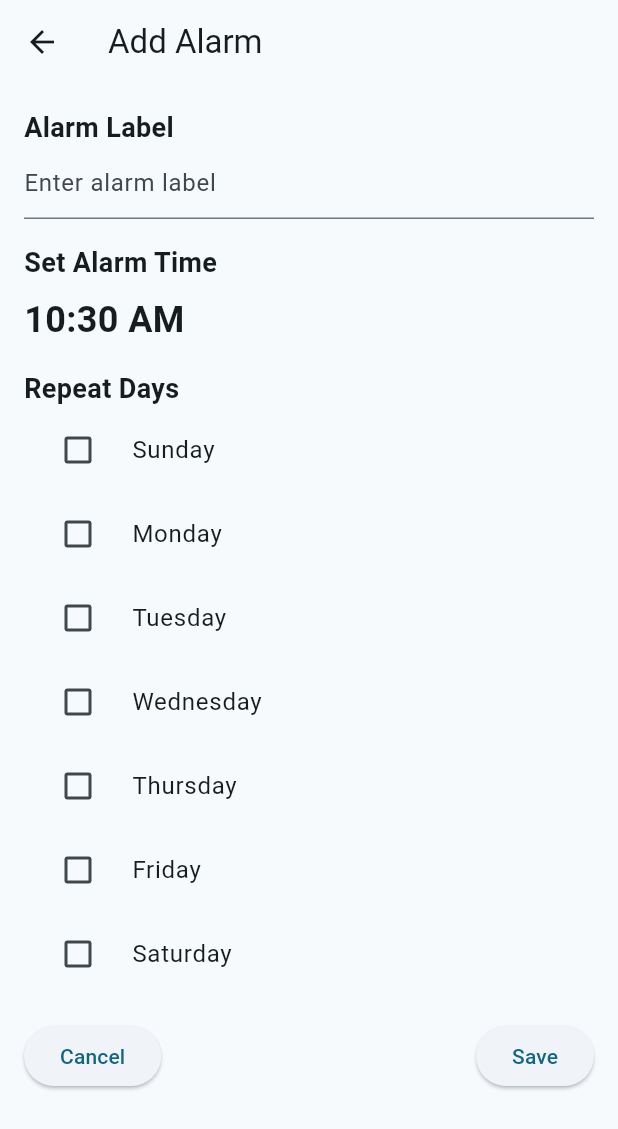
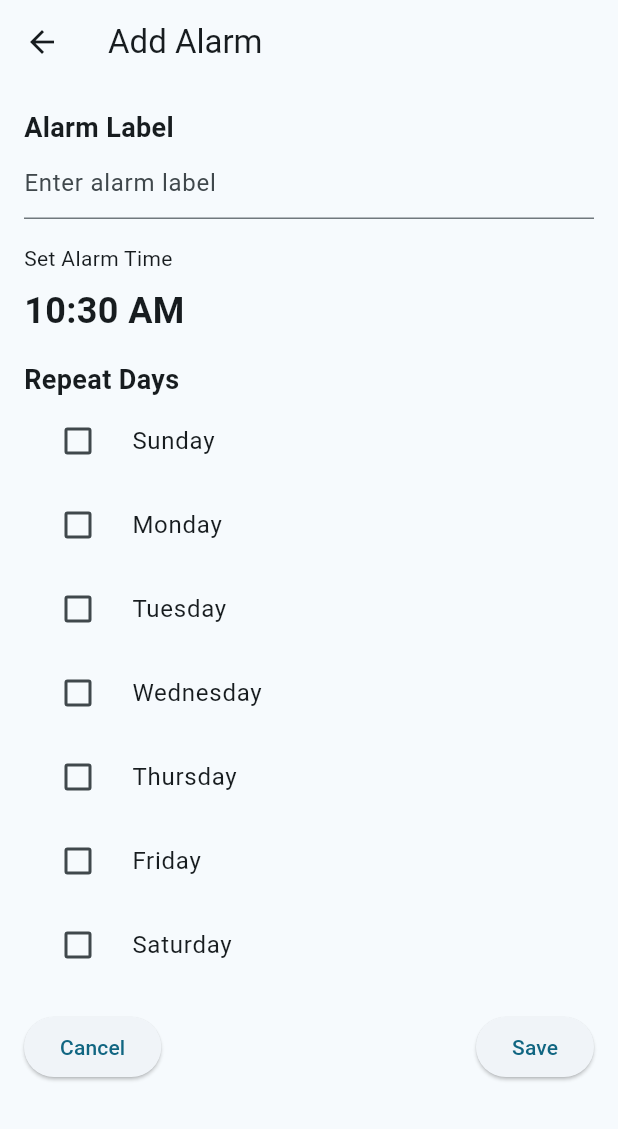
Before and after one commit to GianDMarquez/sleepybuddy, a Flutter app: the AlarmPage screen opened directly, after a tap on the "add" icon, on a phone screen of 412 x 824 dp. Shown: the top 1129 px of the screen. Run offline on Flutter 3.47's test engine with Material 3 defaults, Android fonts, the phone set to English and light mode, and no system bars; our stand-ins replace shared_preferences; missing offline and left inert: android_alarm_manager_plus; accounts and stored records are empty.

Commit message:
fuck bro

```diff
--- a/lib/screens/alarm_add_page.dart
+++ b/lib/screens/alarm_add_page.dart
@@ -1,5 +1,7 @@
+// alarm_add_page.dart
 import 'package:flutter/material.dart';
 import 'package:shared_preferences/shared_preferences.dart';
+import '../utilities/alarm.dart';
 
 class AddAlarmPage extends StatefulWidget {
   @override
@@ -8,8 +10,23 @@ class AddAlarmPage extends StatefulWidget {
 
 class _AddAlarmPageState extends State<AddAlarmPage> {
   TimeOfDay selectedTime = TimeOfDay.now();
-  List<bool> selectedDays = List.generate(7, (index) => false);
+  List<String> selectedDays = List.generate(7, (index) => '0'); // Initialize with 'not selected'
   TextEditingController alarmLabelController = TextEditingController();
+  int _nextAlarmId = 2; //change so it changes
+
+  @override
+  void initState() {
+    super.initState();
+    // Retrieve the current number of alarms from shared preferences
+    _loadCurrentAlarms();
+  }
+  Future<void> _loadCurrentAlarms() async {
+    final prefs = await SharedPreferences.getInstance();
+    // Example: Retrieve the count of existing alarms
+    final existingAlarmCount = prefs.getInt('alarmCount') ?? 0;
+    // Set _nextAlarmId to the next available ID
+    _nextAlarmId = existingAlarmCount + 1;
+  }
 
   @override
   Widget build(BuildContext context) {
@@ -36,7 +53,6 @@ class _AddAlarmPageState extends State<AddAlarmPage> {
               SizedBox(height: 16),
               Text(
                 'Set Alarm Time',
-                style: TextStyle(fontSize: 18, fontWeight: FontWeight.bold),
               ),
               SizedBox(height: 8),
               GestureDetector(
@@ -54,7 +70,7 @@ class _AddAlarmPageState extends State<AddAlarmPage> {
                 child: Text(
                   selectedTime.format(context),
                   style: TextStyle(fontSize: 24, fontWeight: FontWeight.bold),
-                ), //Time Tex BIG
+                ), // Time Text BIG
               ),
               SizedBox(height: 16),
               Text(
@@ -64,10 +80,10 @@ class _AddAlarmPageState extends State<AddAlarmPage> {
               for (int i = 0; i < 7; i++)
                 CheckboxListTile(
                   title: Text(getDayName(i)),
-                  value: selectedDays[i],
+                  value: selectedDays[i] == '1',
                   onChanged: (value) {
                     setState(() {
-                      selectedDays[i] = value ?? false;
+                      selectedDays[i] = value != null && value ? '1' : '0';
                     });
                   },
                   controlAffinity: ListTileControlAffinity.leading,
@@ -78,18 +94,22 @@ class _AddAlarmPageState extends State<AddAlarmPage> {
                 children: [
                   ElevatedButton(
                     onPressed: () {
-                      // Cancel button action (return to alarm page)
                       Navigator.pop(context);
                     },
                     child: Text('Cancel'),
                   ),
                   ElevatedButton(
                     onPressed: () async {
-                      // Save the alarm details to SharedPreferences
-                      await saveAlarmToSharedPreferences();
-
-                      // Return to the alarm page
+                      print('Current _nextAlarmId: $_nextAlarmId'); // Debug print
+                      final newAlarm = Alarm(
+                        id: _nextAlarmId,
+                        label: alarmLabelController.text,
+                        time: selectedTime,
+                        alarmDays: selectedDays,
+                      );
+                      await saveAlarm(newAlarm);
                       Navigator.pop(context);
+                      _nextAlarmId++;
                     },
                     child: Text('Save'),
                   ),
@@ -119,14 +139,16 @@ class _AddAlarmPageState extends State<AddAlarmPage> {
       case 6:
         return 'Saturday';
       default:
-        return ''; // Invalid, please don't happen
+        return '';
     }
   }
 
-  Future<void> saveAlarmToSharedPreferences() async {
+  Future<void> saveAlarm(Alarm alarm) async {
     final prefs = await SharedPreferences.getInstance();
-    prefs.setString('alarmTime', selectedTime.format(context));
-    final alarmLabel = alarmLabelController.text;
-    prefs.setString('alarmLabel', alarmLabel);
+    prefs.setString('alarmTime_${alarm.id}', alarm.time.format(context));
+    prefs.setString('alarmLabel_${alarm.id}', alarm.label);
+    prefs.setStringList('alarmRepeatDays_${alarm.id}', alarm.alarmDays);
+    // Example: Update the alarm count
+    prefs.setInt('alarmCount', _nextAlarmId);
   }
 }
--- a/lib/screens/alarm_page.dart
+++ b/lib/screens/alarm_page.dart
@@ -1,18 +1,11 @@
+//lib/screens/alarm_page
 import 'package:flutter/material.dart';
 import 'package:shared_preferences/shared_preferences.dart';
 
+import '../utilities/alarm.dart';
 import 'alarm_add_page.dart';
 import '../utilities/alarm_manager_page.dart';
 import 'view_alarm_page.dart';
-
-
-class Alarm {
-  final String time;
-  final String repeatDays;
-  bool isOn; // New property to track alarm status
-
-  Alarm({required this.time, required this.repeatDays, this.isOn = false});
-}
 
 class AlarmPage extends StatefulWidget {
   @override
@@ -21,8 +14,6 @@ class AlarmPage extends StatefulWidget {
 
 class _AlarmPageState extends State<AlarmPage> {
   final List<Alarm> alarms = [
-    Alarm(time: '8:00 AM', repeatDays: 'Mon, Wed, Fri'),
-    Alarm(time: '9:30 AM', repeatDays: 'Tue, Thu'),
     // Add more alarms as needed
   ];
 
@@ -63,24 +54,10 @@ class _AlarmPageState extends State<AlarmPage> {
                       Column(
                         crossAxisAlignment: CrossAxisAlignment.start,
                         children: [
-                          Text(
-                            alarm.time,
-                            style: TextStyle(fontSize: 28, fontWeight: FontWeight.bold),
-                          ),
-                          Text(
-                            alarm.repeatDays,
-                            style: TextStyle(fontSize: 14), // Smaller font size for repeat days
-                          ),
+                          // Add relevant alarm details here
                         ],
                       ),
-                      Switch(
-                        value: alarm.isOn,
-                        onChanged: (value) {
-                          setState(() {
-                            alarm.isOn = value; // Toggle alarm status
-                          });
-                        },
-                      ),
+                      // Add switch for alarm status here
                     ],
                   ),
                 ),
@@ -92,7 +69,6 @@ class _AlarmPageState extends State<AlarmPage> {
     );
   }
 }
-
 
 class ViewAlarmPage extends StatelessWidget {
   final Alarm alarm;
@@ -110,7 +86,7 @@ class ViewAlarmPage extends StatelessWidget {
         child: Column(
           children: [
             Text('Alarm Time: ${alarm.time}', style: TextStyle(fontSize: 24)),
-            Text('Repeat: ${alarm.repeatDays}'),
+            Text('Repeat: ${alarm.alarmDays}'),
           ],
         ),
       ),
--- /dev/null
+++ b/lib/utilities/alarm.dart
@@ -0,0 +1,20 @@
+import 'package:flutter/material.dart';
+
+class Alarm {
+  final int id; // Unique identifier for the alarm
+  final String label;
+  final TimeOfDay time;
+  final List<String> alarmDays;
+
+  Alarm({
+    required this.id,
+    required this.label,
+    required this.time,
+    required this.alarmDays,
+  });
+}
+
+List<bool> convertStringsToBooleans(List<String> stringList) {
+  // Converts a list of strings ('0' or '1') to a list of booleans.
+  return stringList.map((s) => s == '1').toList();
+}
--- a/lib/utilities/alarm_manager_page.dart
+++ b/lib/utilities/alarm_manager_page.dart
@@ -1,3 +1,5 @@
+//alarm_manager_page.dart
+
 import 'package:android_alarm_manager_plus/android_alarm_manager_plus.dart';
 
 class AlarmManager {
```
Also changed, not shown: lib/screens/view_alarm_page.dart (+5 -12 lines).
